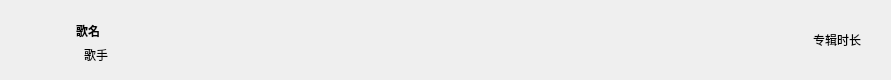
Old version of the form customitem.ui in the repository hhhyxy/MusicPlayer-in-Qt-Plus.
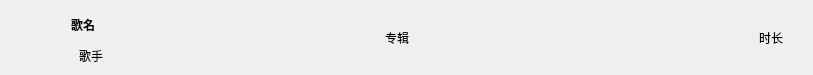
New version of the form. Custom widgets are drawn as their Qt base class.

```diff
--- a/customitem.ui
+++ b/customitem.ui
@@ -6,12 +6,12 @@
    <rect>
     <x>0</x>
     <y>0</y>
-    <width>891</width>
-    <height>80</height>
+    <width>813</width>
+    <height>75</height>
    </rect>
   </property>
   <property name="sizePolicy">
-   <sizepolicy hsizetype="MinimumExpanding" vsizetype="Preferred">
+   <sizepolicy hsizetype="MinimumExpanding" vsizetype="Minimum">
     <horstretch>0</horstretch>
     <verstretch>0</verstretch>
    </sizepolicy>
@@ -19,13 +19,13 @@
   <property name="minimumSize">
    <size>
     <width>0</width>
-    <height>80</height>
+    <height>75</height>
    </size>
   </property>
   <property name="maximumSize">
    <size>
-    <width>15645623</width>
-    <height>80</height>
+    <width>13534645</width>
+    <height>75</height>
    </size>
   </property>
   <property name="font">
@@ -61,9 +61,18 @@
    <property name="bottomMargin">
     <number>10</number>
    </property>
-   <item>
+   <item alignment="Qt::AlignVCenter">
     <widget class="QWidget" name="widget_song" native="true">
+     <property name="sizePolicy">
+      <sizepolicy hsizetype="Expanding" vsizetype="Preferred">
+       <horstretch>0</horstretch>
+       <verstretch>0</verstretch>
+      </sizepolicy>
+     </property>
      <layout class="QHBoxLayout" name="horizontalLayout">
+      <property name="sizeConstraint">
+       <enum>QLayout::SetDefaultConstraint</enum>
+      </property>
       <property name="leftMargin">
        <number>0</number>
       </property>
@@ -86,14 +95,14 @@
         </property>
         <property name="minimumSize">
          <size>
-          <width>60</width>
-          <height>60</height>
+          <width>55</width>
+          <height>55</height>
          </size>
         </property>
         <property name="maximumSize">
          <size>
-          <width>60</width>
-          <height>60</height>
+          <width>55</width>
+          <height>55</height>
          </size>
         </property>
         <property name="baseSize">
@@ -115,6 +124,9 @@
         <property name="spacing">
          <number>0</number>
         </property>
+        <property name="sizeConstraint">
+         <enum>QLayout::SetFixedSize</enum>
+        </property>
         <property name="topMargin">
          <number>0</number>
         </property>
@@ -124,7 +136,7 @@
         <item>
          <widget class="QLabel" name="label_songName">
           <property name="sizePolicy">
-           <sizepolicy hsizetype="Expanding" vsizetype="Minimum">
+           <sizepolicy hsizetype="Expanding" vsizetype="Fixed">
             <horstretch>0</horstretch>
             <verstretch>0</verstretch>
            </sizepolicy>
@@ -151,7 +163,7 @@
            <bool>true</bool>
           </property>
           <property name="alignment">
-           <set>Qt::AlignBottom|Qt::AlignLeading|Qt::AlignLeft</set>
+           <set>Qt::AlignLeading|Qt::AlignLeft|Qt::AlignVCenter</set>
           </property>
           <property name="margin">
            <number>0</number>
@@ -161,7 +173,7 @@
         <item>
          <widget class="QLabel" name="label_author">
           <property name="sizePolicy">
-           <sizepolicy hsizetype="MinimumExpanding" vsizetype="Minimum">
+           <sizepolicy hsizetype="Expanding" vsizetype="Fixed">
             <horstretch>0</horstretch>
             <verstretch>0</verstretch>
            </sizepolicy>
@@ -182,7 +194,7 @@
            <bool>true</bool>
           </property>
           <property name="alignment">
-           <set>Qt::AlignLeading|Qt::AlignLeft|Qt::AlignVCenter</set>
+           <set>Qt::AlignLeading|Qt::AlignLeft|Qt::AlignTop</set>
           </property>
           <property name="margin">
            <number>-2</number>
@@ -200,7 +212,7 @@
    <item>
     <widget class="QLabel" name="label_albumName">
      <property name="sizePolicy">
-      <sizepolicy hsizetype="Preferred" vsizetype="Fixed">
+      <sizepolicy hsizetype="Expanding" vsizetype="Preferred">
        <horstretch>0</horstretch>
        <verstretch>0</verstretch>
       </sizepolicy>
@@ -228,7 +240,7 @@
    <item>
     <widget class="QLabel" name="label_duration">
      <property name="sizePolicy">
-      <sizepolicy hsizetype="Fixed" vsizetype="Fixed">
+      <sizepolicy hsizetype="Preferred" vsizetype="Preferred">
        <horstretch>0</horstretch>
        <verstretch>0</verstretch>
       </sizepolicy>
@@ -240,6 +252,13 @@
    </item>
   </layout>
  </widget>
+ <customwidgets>
+  <customwidget>
+   <class>MyLabel</class>
+   <extends>QLabel</extends>
+   <header location="global">mylabel.h</header>
+  </customwidget>
+ </customwidgets>
  <resources/>
  <connections/>
 </ui>
```
Left out of the diff: 2 changed lines with no effect on the pictures.
